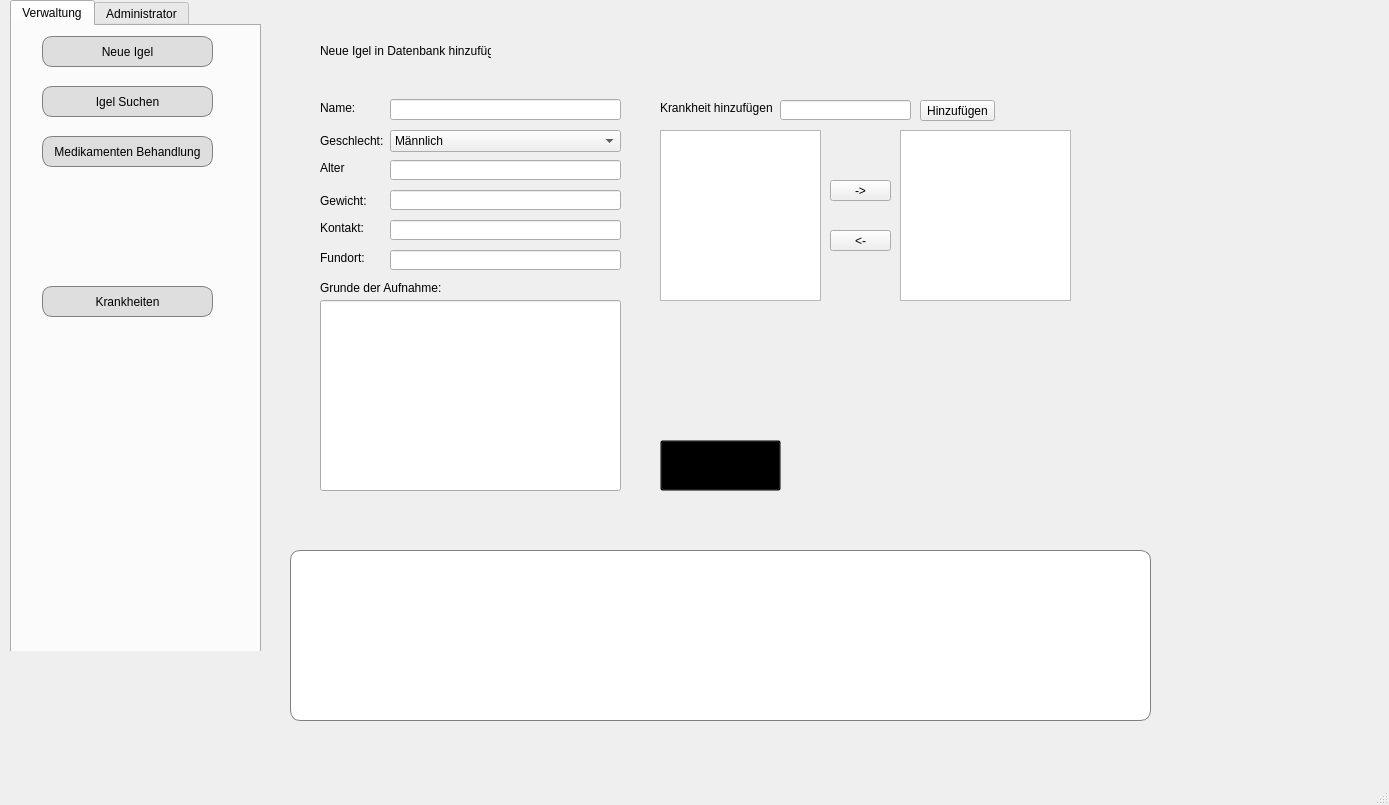
The window that libary/hgalaxy.ui (n1kozor/HedgehogGalaxy) describes before a commit, drawn with Qt 5.
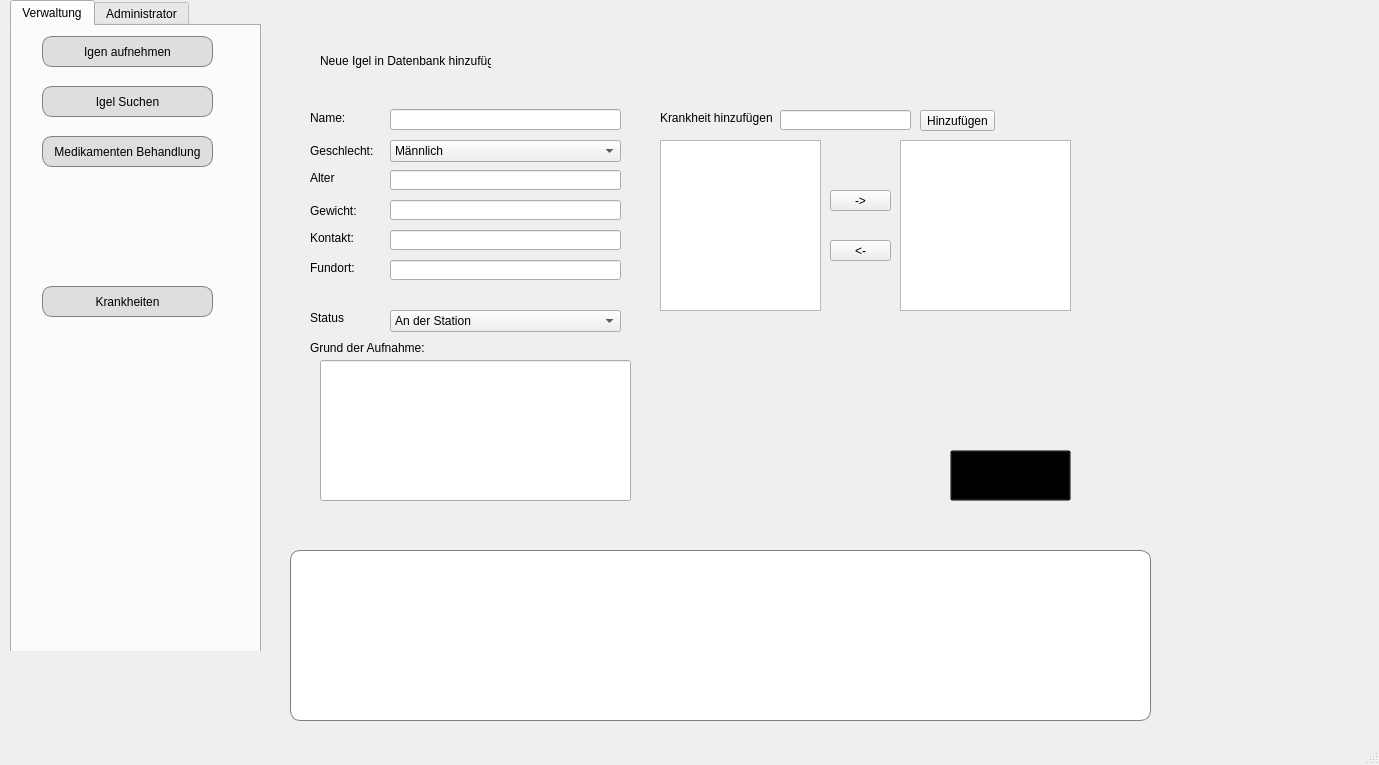
The same window after the commit. The open tabs and pages were chosen to show the change. Icons and pictures are not drawn.

Diff of the .ui file:
```diff
--- a/libary/hgalaxy.ui
+++ b/libary/hgalaxy.ui
@@ -6,8 +6,8 @@
    <rect>
     <x>0</x>
     <y>0</y>
-    <width>1389</width>
-    <height>805</height>
+    <width>1379</width>
+    <height>765</height>
    </rect>
   </property>
   <property name="windowTitle">
@@ -21,7 +21,7 @@
     <property name="geometry">
      <rect>
       <x>290</x>
-      <y>20</y>
+      <y>30</y>
       <width>861</width>
       <height>521</height>
      </rect>
@@ -135,9 +135,9 @@
       <property name="geometry">
        <rect>
         <x>30</x>
-        <y>280</y>
-        <width>301</width>
-        <height>191</height>
+        <y>330</y>
+        <width>311</width>
+        <height>141</height>
        </rect>
       </property>
       <property name="text">
@@ -163,9 +163,9 @@
      <widget class="QLabel" name="label_2">
       <property name="geometry">
        <rect>
-        <x>30</x>
+        <x>20</x>
         <y>80</y>
-        <width>47</width>
+        <width>61</width>
         <height>16</height>
        </rect>
       </property>
@@ -176,7 +176,7 @@
      <widget class="QLabel" name="label_3">
       <property name="geometry">
        <rect>
-        <x>30</x>
+        <x>20</x>
         <y>110</y>
         <width>81</width>
         <height>21</height>
@@ -217,7 +217,7 @@
      <widget class="QLabel" name="label_4">
       <property name="geometry">
        <rect>
-        <x>30</x>
+        <x>20</x>
         <y>140</y>
         <width>47</width>
         <height>16</height>
@@ -230,7 +230,7 @@
      <widget class="QLabel" name="label_5">
       <property name="geometry">
        <rect>
-        <x>30</x>
+        <x>20</x>
         <y>170</y>
         <width>71</width>
         <height>21</height>
@@ -256,7 +256,7 @@
      <widget class="QLabel" name="label_7">
       <property name="geometry">
        <rect>
-        <x>30</x>
+        <x>20</x>
         <y>230</y>
         <width>61</width>
         <height>16</height>
@@ -279,20 +279,20 @@
      <widget class="QLabel" name="label_8">
       <property name="geometry">
        <rect>
-        <x>30</x>
-        <y>260</y>
-        <width>121</width>
+        <x>20</x>
+        <y>310</y>
+        <width>161</width>
         <height>16</height>
        </rect>
       </property>
       <property name="text">
-       <string>Grunde der Aufnahme:</string>
+       <string>Grund der Aufnahme:</string>
       </property>
      </widget>
      <widget class="QPushButton" name="btn_new_save_igel">
       <property name="geometry">
        <rect>
-        <x>370</x>
+        <x>660</x>
         <y>420</y>
         <width>121</width>
         <height>51</height>
@@ -407,7 +407,7 @@
      <widget class="QLabel" name="label_25">
       <property name="geometry">
        <rect>
-        <x>30</x>
+        <x>20</x>
         <y>200</y>
         <width>61</width>
         <height>16</height>
@@ -427,6 +427,47 @@
        </rect>
       </property>
      </widget>
+     <widget class="QLabel" name="label_33">
+      <property name="geometry">
+       <rect>
+        <x>20</x>
+        <y>280</y>
+        <width>71</width>
+        <height>16</height>
+       </rect>
+      </property>
+      <property name="text">
+       <string>Status</string>
+      </property>
+     </widget>
+     <widget class="QComboBox" name="in_new_igel_status">
+      <property name="geometry">
+       <rect>
+        <x>100</x>
+        <y>280</y>
+        <width>231</width>
+        <height>22</height>
+       </rect>
+      </property>
+      <property name="frame">
+       <bool>true</bool>
+      </property>
+      <item>
+       <property name="text">
+        <string>An der Station</string>
+       </property>
+      </item>
+      <item>
+       <property name="text">
+        <string>An externer Pflegestelle</string>
+       </property>
+      </item>
+      <item>
+       <property name="text">
+        <string>Wurde entlasstet</string>
+       </property>
+      </item>
+     </widget>
     </widget>
     <widget class="QWidget" name="page_query_igel">
      <widget class="QListWidget" name="list_query_igel">
@@ -1362,7 +1403,16 @@
 border: 1px solid gray;
 border-radius: 10px;
 padding: 0 8px;
-font-size: 12px;}</string>
+font-size: 12px;}
+
+QPushButton:hover
+{
+background-color: white;
+border: 1px solid gray;
+border-radius: 10px;
+padding: 0 8px;
+font-size: 12px;
+}</string>
       </property>
       <property name="currentIndex">
        <number>0</number>
@@ -1390,7 +1440,7 @@
          <string notr="true"/>
         </property>
         <property name="text">
-         <string>Neue Igel</string>
+         <string>Igen aufnehmen</string>
         </property>
         <property name="iconSize">
          <size>
```
Left out of the diff: 93 changed lines with no effect on the pictures.
